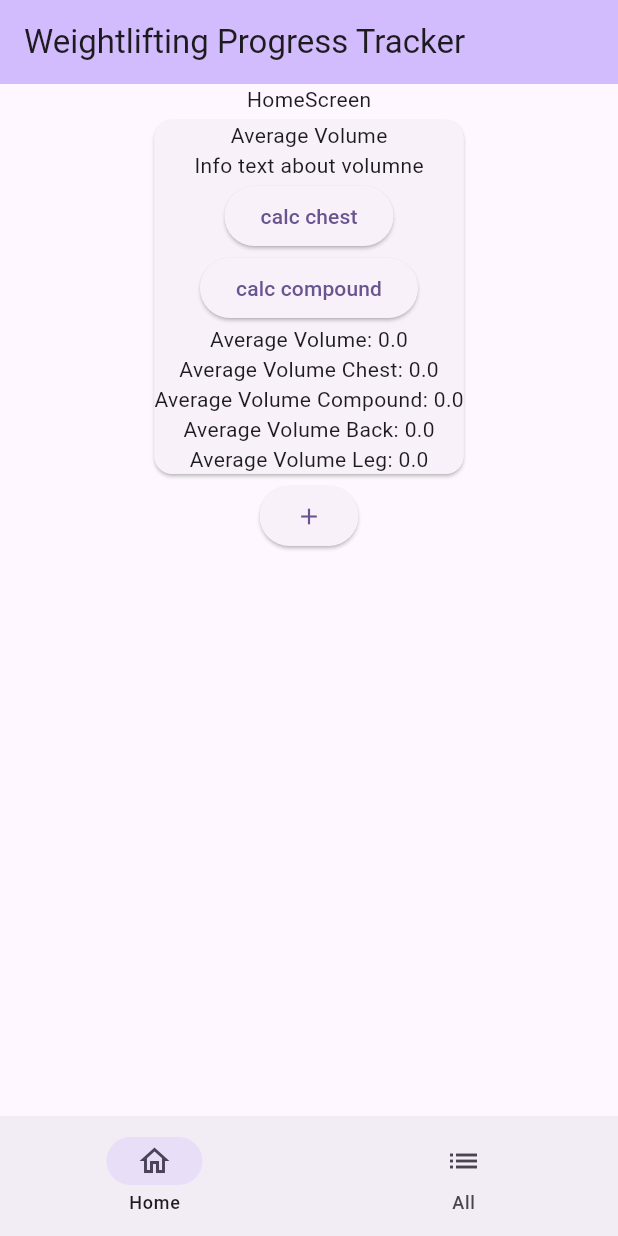
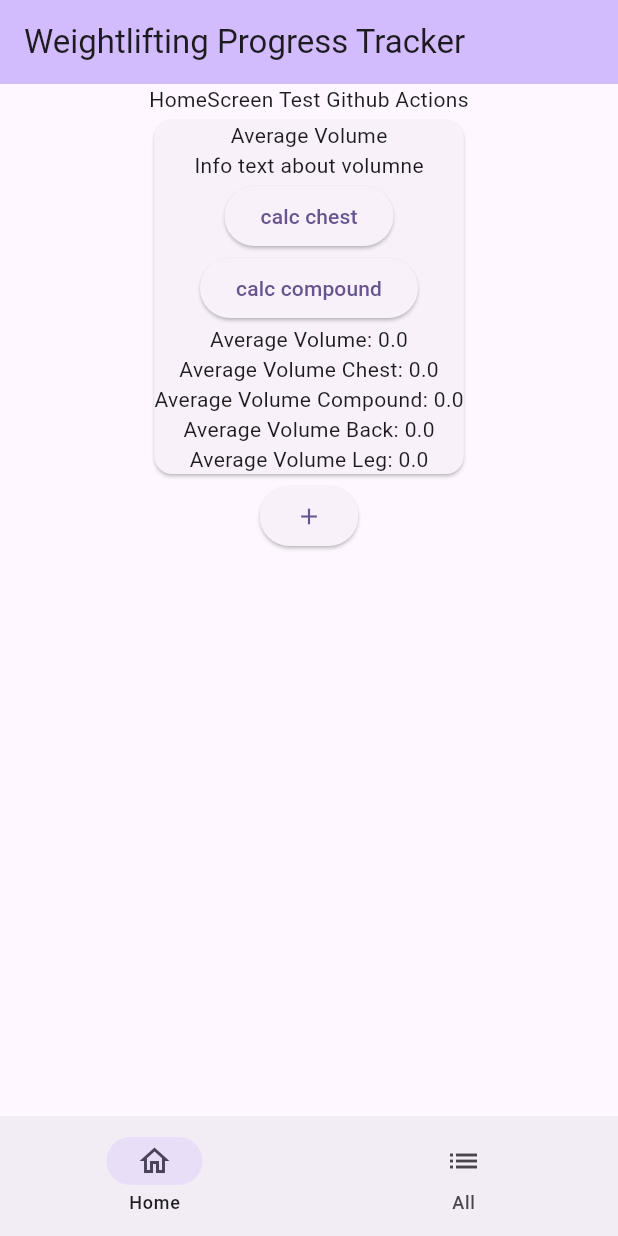
Before and after one commit to althomi3/flutterWeighliftingJournal, a Flutter app: the screen it shows after launch, on a phone screen of 412 x 824 dp. Run offline on Flutter 3.47's test engine with Material 3 defaults, Android fonts, the phone set to English and light mode, and no system bars; our stand-ins replace firebase_core, flutter_form_builder, get, hive, hive_flutter; accounts and stored records are empty.

Commit message:
test firebase - github actions

```diff
--- a/src/lib/widgets/home_screen.dart
+++ b/src/lib/widgets/home_screen.dart
@@ -20,7 +20,7 @@ class HomeScreen extends StatelessWidget {
       body: MainLayout(
             body: Center(
               child: Column(children: [
-                Text('HomeScreen'),
+                Text('HomeScreen Test Github Actions'),
                 DashboardCardWidget(),
                 CustomElevatedButton(
                   onSubmit: () => Get.toNamed("/create"),
--- a/src/pubspec.yaml
+++ b/src/pubspec.yaml
@@ -39,6 +39,7 @@ dependencies:
   flutter_form_builder: ^10.0.1
   hive: ^2.2.3
   hive_flutter: ^1.1.0
+  firebase_core: ^3.13.0
 
 dev_dependencies:
   flutter_test:
```
Also changed, not shown: src/lib/main.dart (+8 -0 lines), src/firebase.json (added), src/lib/firebase_options.dart (added), src/pubspec.lock, 12 other files.
